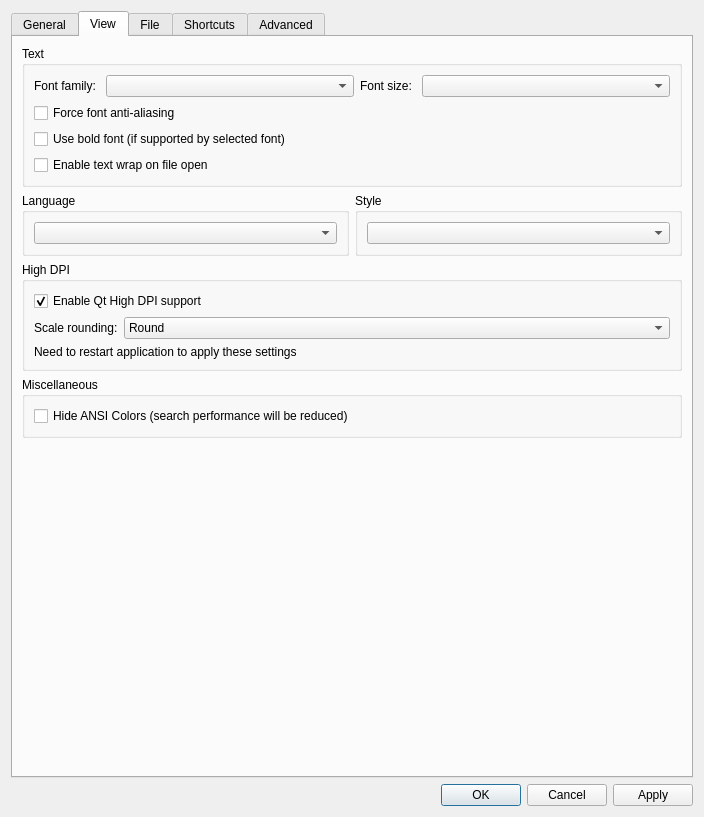
Above: src/ui/include/optionsdialog.ui from yevhenii-sir/klogg before the change. Below: the same form after it.
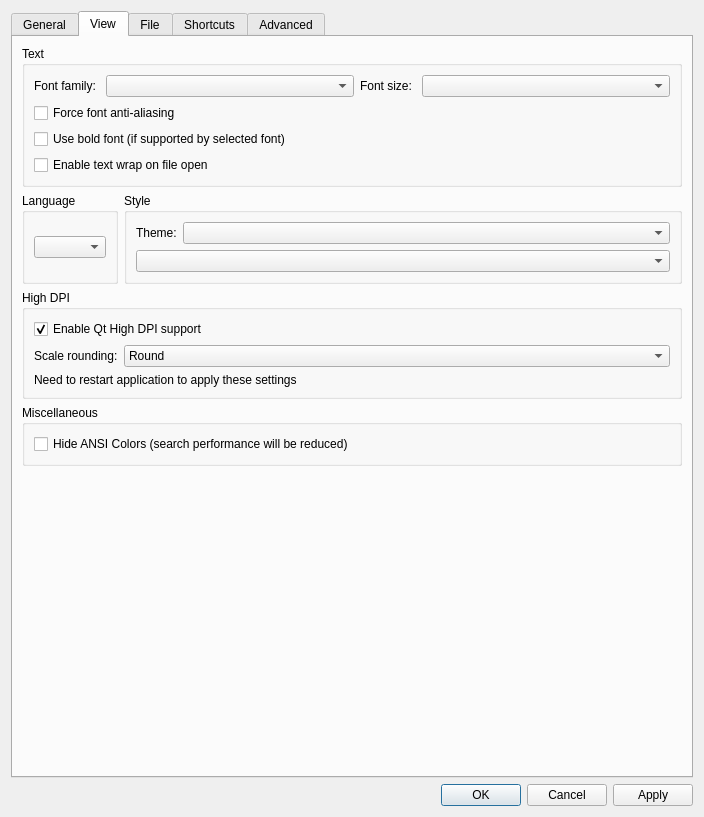
That is the form after the change. The open tabs and pages were chosen to show the change.

What changed in the file:
```diff
--- a/src/ui/include/optionsdialog.ui
+++ b/src/ui/include/optionsdialog.ui
@@ -340,6 +340,27 @@
             <string>Style</string>
            </property>
            <layout class="QVBoxLayout" name="verticalLayout_15">
+            <item>
+             <layout class="QHBoxLayout" name="horizontalLayout_theme">
+              <item>
+               <widget class="QLabel" name="themeModeLabel">
+                <property name="text">
+                 <string>Theme:</string>
+                </property>
+               </widget>
+              </item>
+              <item>
+               <widget class="QComboBox" name="themeModeComboBox">
+                <property name="sizePolicy">
+                 <sizepolicy hsizetype="Expanding" vsizetype="Fixed">
+                  <horstretch>0</horstretch>
+                  <verstretch>0</verstretch>
+                 </sizepolicy>
+                </property>
+               </widget>
+              </item>
+             </layout>
+            </item>
             <item>
              <widget class="QComboBox" name="styleComboBox"/>
             </item>
```
Left out of the diff: 17 changed lines with no effect on the pictures. Lines whose indentation alone changed are shown as unchanged.
